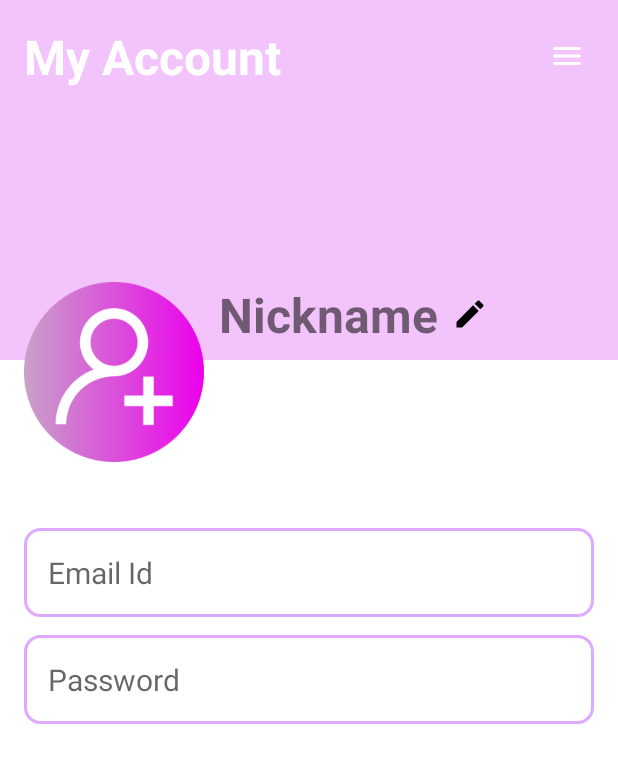
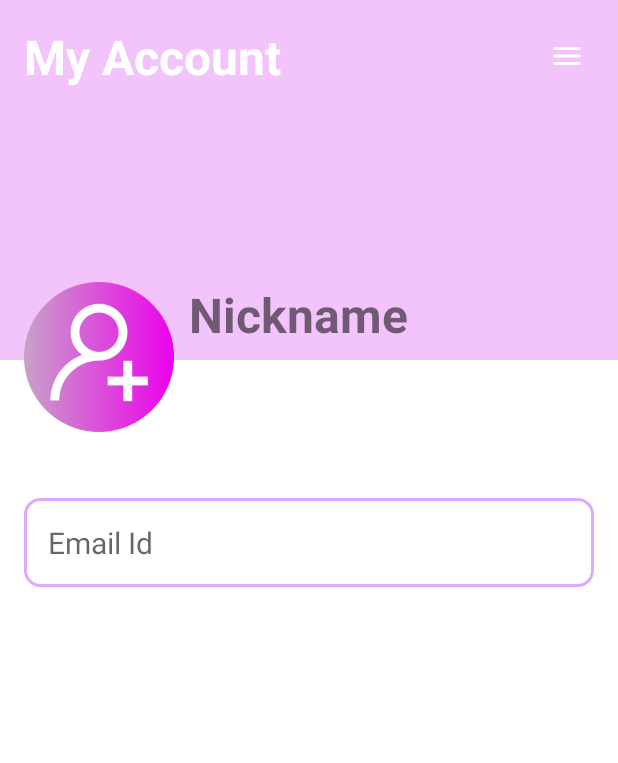
Before and after one commit to Ivyxvl/pets_diary, an Android app: the AccountActivity screen opened directly, with no data from a screen before it, on a phone screen of 412 x 824 dp. Shown: the top 763 px of the screen. Run offline under Robolectric (Android 15) with nearby library versions, the phone set to English and light mode, and no system bars; our stand-ins replace Firebase (no records; nobody signed in at launch, a user with empty details on screens opened directly).

Commit message:
Registration, Login, Adding Notes amd etc are ready. part 3

```diff
--- a/app/src/main/java/com/example/gafandfirebase/AccountActivity.java
+++ b/app/src/main/java/com/example/gafandfirebase/AccountActivity.java
@@ -5,10 +5,14 @@ import androidx.appcompat.app.AppCompatActivity;
 import android.content.Intent;
 import android.os.Bundle;
 import android.view.MenuItem;
+import android.widget.EditText;
 import android.widget.ImageButton;
 import android.widget.PopupMenu;
+import android.widget.TextView;
+import android.widget.Toast;
 
 import com.google.firebase.auth.FirebaseAuth;
+import com.google.firebase.auth.FirebaseUser;
 
 public class AccountActivity extends AppCompatActivity {
 
@@ -18,9 +22,7 @@ public class AccountActivity extends AppCompatActivity {
     protected void onCreate(Bundle savedInstanceState) {
         super.onCreate(savedInstanceState);
         setContentView(R.layout.activity_account);
-
         menuBtn = findViewById(R.id.menu_btn);
-
         menuBtn.setOnClickListener((v)-> showMenu());
     }
 
--- a/app/src/main/java/com/example/gafandfirebase/CreateAccountActivity.java
+++ b/app/src/main/java/com/example/gafandfirebase/CreateAccountActivity.java
@@ -19,7 +19,7 @@ import com.google.firebase.auth.FirebaseAuth;
 
 public class CreateAccountActivity extends AppCompatActivity {
 
-    EditText emailEditText, passwordEditText, confirmPasswordEditText;
+    public EditText emailEditText, passwordEditText, confirmPasswordEditText;
     Button createAccountBtn;
     ProgressBar progressBar;
     TextView loginBtnTextView;
--- a/app/src/main/java/com/example/gafandfirebase/Note.java
+++ b/app/src/main/java/com/example/gafandfirebase/Note.java
@@ -6,6 +6,8 @@ public class Note {
     String title;
     String content;
     Timestamp timestamp;
+    String email;
+    String password;
 
     public Note() {
     }
@@ -33,4 +35,12 @@ public class Note {
     public void setTimestamp(Timestamp timestamp) {
         this.timestamp = timestamp;
     }
+
+    public String getEmail(){return email;}
+
+    public void setEmail(String email){this.email = email;}
+
+    public String getPassword(){return password;}
+
+    public void setPassword(String password){this.password = password;}
 }
--- a/app/src/main/res/layout/activity_account.xml
+++ b/app/src/main/res/layout/activity_account.xml
@@ -8,6 +8,7 @@
     android:orientation="vertical"
     tools:context=".AccountActivity"
     >
+
 
     <RelativeLayout
         android:id="@+id/header_layout"
@@ -54,8 +55,8 @@
 
         <ImageView
             android:id="@+id/user_icon_imageview"
-            android:layout_width="120dp"
-            android:layout_height="120dp"
+            android:layout_width="100dp"
+            android:layout_height="100dp"
             android:src="@drawable/add"
             />
 
@@ -68,15 +69,7 @@
             android:textStyle="bold"
             />
 
-        <ImageButton
 
-            android:layout_marginTop="5dp"
-            android:layout_marginLeft="5dp"
-            android:layout_width="32dp"
-            android:layout_height="32dp"
-            android:src="@drawable/ic_baseline_edit_24"
-            app:tint="@android:color/secondary_text_material_light"
-            android:background="?attr/selectableItemBackgroundBorderless"/>
 
 
     </LinearLayout>
@@ -98,16 +91,7 @@
             android:layout_marginTop="12dp"
             android:background="@drawable/rounded_corner"/>
 
-        <TextView
-            android:id="@+id/password_edit_text_account"
-            android:inputType="textPassword"
-            android:layout_width="match_parent"
-            android:layout_height="wrap_content"
-            android:hint="Password"
-            android:textSize="20sp"
-            android:padding="16dp"
-            android:layout_marginTop="12dp"
-            android:background="@drawable/rounded_corner"/>
+
 
 
     </LinearLayout>
--- a/app/src/main/res/layout/ricycler_note_item.xml
+++ b/app/src/main/res/layout/ricycler_note_item.xml
@@ -13,6 +13,7 @@
         android:layout_height="wrap_content"
         android:id="@+id/note_title_text_view"
         android:text="note title"
+        android:textStyle="bold"
         android:textColor="@color/black"
         android:textSize="18sp"
         android:layout_marginVertical="4dp"/>
--- a/app/src/main/res/values/colors.xml
+++ b/app/src/main/res/values/colors.xml
@@ -4,8 +4,8 @@
     <color name="lavender">#f3c4fb</color>
 
 
-    <color name="teal_200">#931FFF</color>
-    <color name="teal_700">#931FFF</color>
+    <color name="teal_200">#deaaff</color>
+    <color name="teal_700">#deaaff</color>
     <color name="black">#FF000000</color>
     <color name="white">#FFFFFFFF</color>
 </resources>
```
